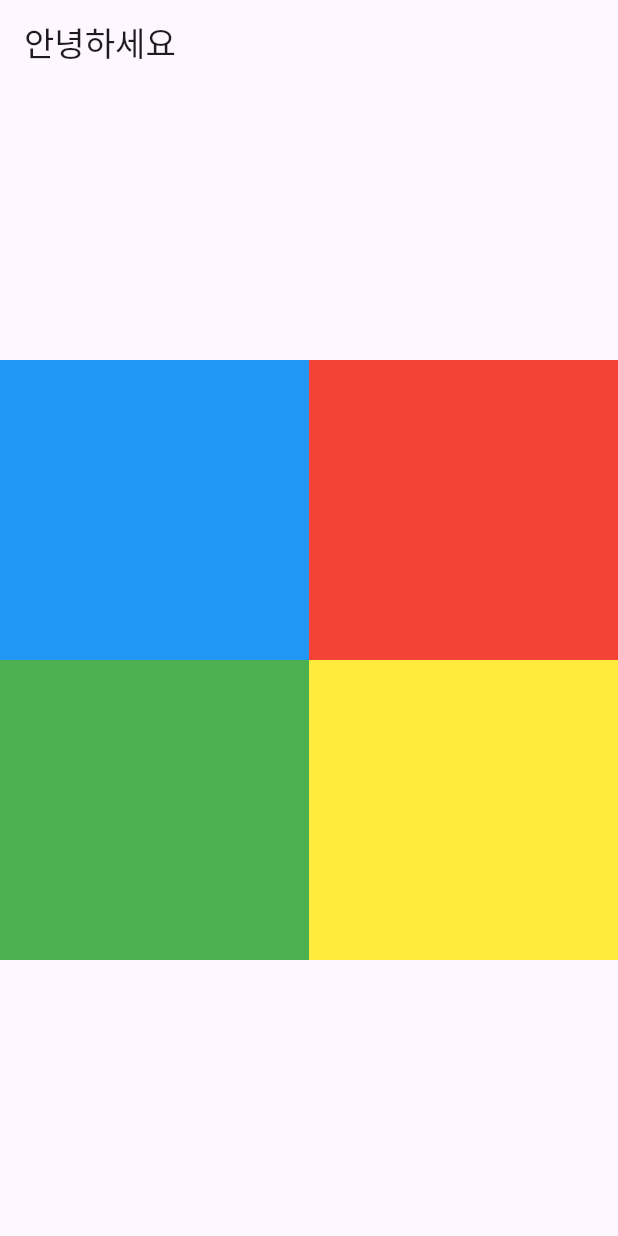
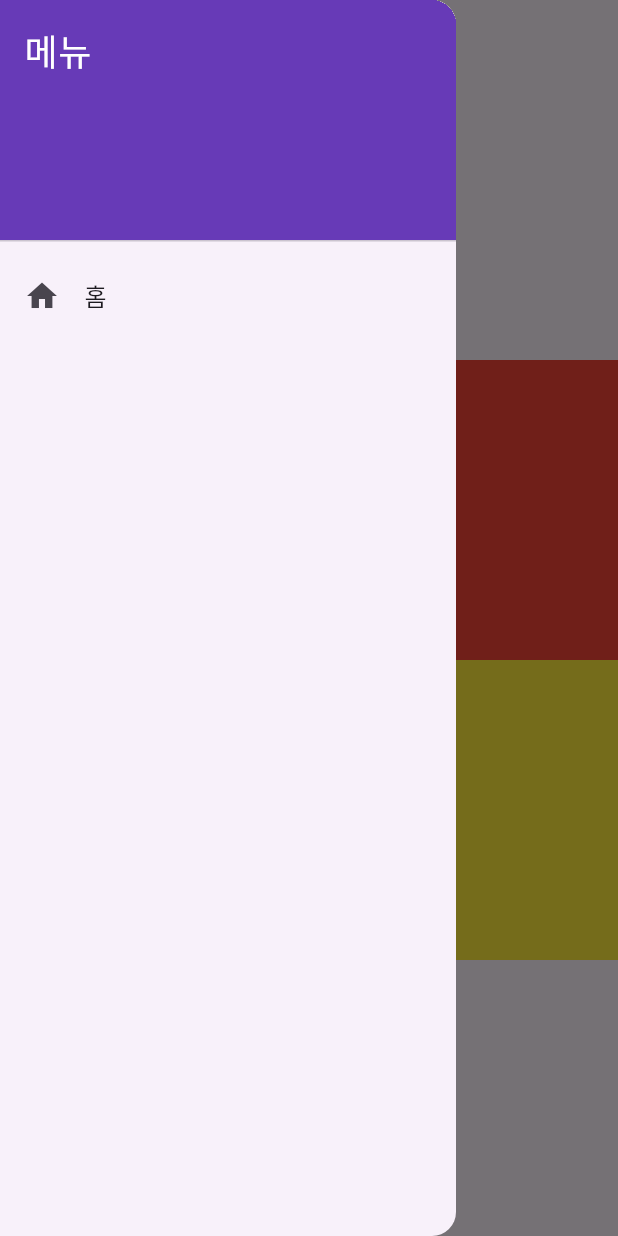
Before and after one commit to gimujeongsig/flutter, a Flutter app: the screen it shows after launch, with the side drawer open (before the commit the screen has no drawer), on a phone screen of 412 x 824 dp. Run offline on Flutter 3.47's test engine with Material 3 defaults, Android fonts, the phone set to English and light mode, and no system bars.

Commit message:
메뉴바

```diff
--- /dev/null
+++ b/lib/drawer.dart
@@ -0,0 +1,36 @@
+import 'package:flutter/material.dart';
+import 'package:untitled2/main.dart';
+
+class MyDrawer extends StatelessWidget {
+  const MyDrawer({super.key});
+
+  @override
+  Widget build(BuildContext context) {
+    return Drawer(
+      child: ListView(
+        padding: EdgeInsets.zero,
+        children: [
+          const DrawerHeader(
+            decoration: BoxDecoration(
+              color: Colors.deepPurple
+            ),
+            child: Text(
+              '메뉴',
+              style: TextStyle(
+                color: Colors.white,
+                fontSize: 24
+              ),
+            ),
+          ),
+          ListTile(
+            leading: const Icon(Icons.home),
+            title: const Text("홈"),
+            onTap: () {
+              Navigator.pop(context);
+            },
+          )
+        ],
+      ),
+    );
+  }
+}
--- a/lib/main.dart
+++ b/lib/main.dart
@@ -1,4 +1,6 @@
 import 'package:flutter/material.dart';
+
+import 'drawer.dart';
 
 void main() {
   runApp(const MyApp());
@@ -34,6 +36,7 @@ class _MyHomePageState extends State<MyHomePage> {
       appBar: AppBar(
         title: const Text("안녕하세요"),
       ),
+      drawer: const MyDrawer(),
       body: Container(
         alignment: Alignment.center,
         child: Column(
```
